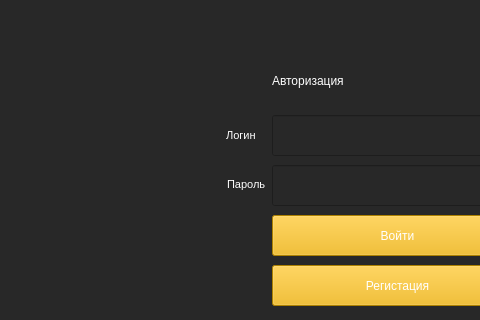
YoungPin1/EzLearn, file Designs/authorization.ui: the form before one commit; both pictures show x 198 to 678 and y 95 to 415 of the 796 by 592 pixel window.
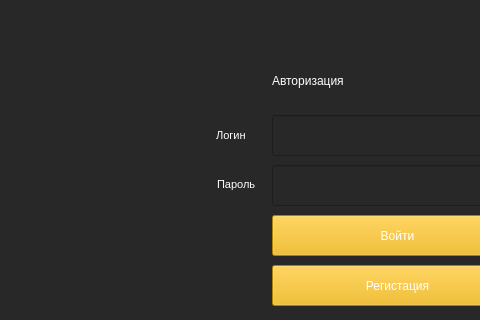
The form after the commit. Icons and pictures are not drawn.

Diff of the .ui file:
```diff
--- a/Designs/authorization.ui
+++ b/Designs/authorization.ui
@@ -160,9 +160,9 @@
    <widget class="QLabel" name="lbl_pswd">
     <property name="geometry">
      <rect>
-      <x>425</x>
+      <x>415</x>
       <y>264</y>
-      <width>41</width>
+      <width>51</width>
       <height>31</height>
      </rect>
     </property>
@@ -188,9 +188,9 @@
    <widget class="QLabel" name="lbl_login">
     <property name="geometry">
      <rect>
-      <x>421</x>
+      <x>411</x>
       <y>215</y>
-      <width>41</width>
+      <width>51</width>
       <height>31</height>
      </rect>
     </property>
```
Left out of the diff: 2 changed lines with no effect on the pictures.
